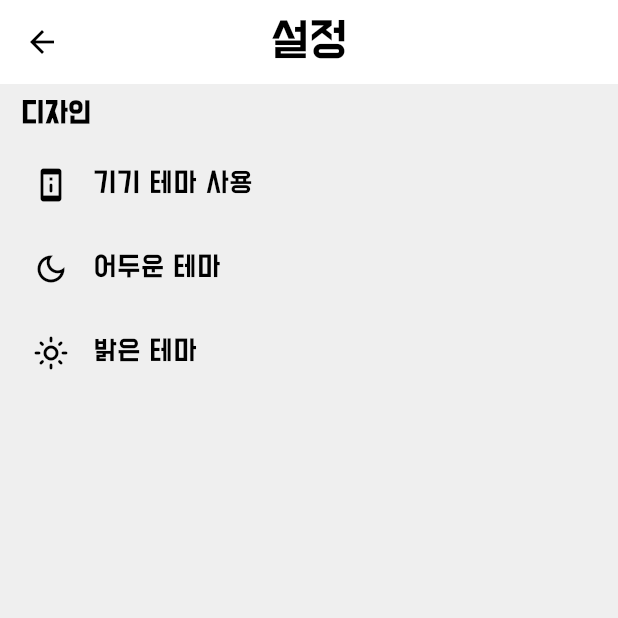
After one commit to kang-min-seok/Helmy, a Flutter app: the SettingPage screen opened directly, after a tap on "테마", on a phone screen of 412 x 824 dp, the top half of it. The commit adds this screen. Run offline on Flutter 3.47's test engine with Material 3 defaults, Android fonts, the light colour scheme and no system bars; our stand-ins replace flutter_local_notifications, hive, hive_flutter, introduction_screen, shared_preferences, table_calendar; missing offline and left inert: flutter_background_service; accounts and stored records are empty.

Commit message:
Feat: 다크 모드 기능 추가

```diff
--- /dev/null
+++ b/lib/pages/design_setting_page.dart
@@ -0,0 +1,125 @@
+import 'package:flutter/material.dart';
+import 'package:provider/provider.dart';
+
+import '../theme_provider.dart';
+
+class DesignSettingPage extends StatefulWidget {
+  const DesignSettingPage({Key? key}) : super(key: key);
+
+  @override
+  State<DesignSettingPage> createState() => _DesignSettingPageState();
+}
+
+class _DesignSettingPageState extends State<DesignSettingPage> {
+  @override
+  Widget build(BuildContext context) {
+    return Scaffold(
+      appBar: AppBar(
+        centerTitle: true,
+        backgroundColor: Theme.of(context).colorScheme.background,
+        title: Text("설정", style: Theme.of(context).textTheme.displayLarge),
+      ),
+      body: Center(
+        child: Container(
+          constraints: const BoxConstraints(maxWidth: 400),
+          child: ListView(
+            children: [
+              _SingleSection(
+                title: "디자인",
+                children: [
+                  _CustomListTile(
+                    title: "기기 테마 사용",
+                    icon: Icons.perm_device_info_rounded,
+                    onTap: () {
+                      final themeProvider =
+                          Provider.of<ThemeProvider>(context, listen: false);
+                      themeProvider.setThemeMode(ThemeMode.system);
+                      Navigator.pop(context);
+                    },
+                  ),
+                  _CustomListTile(
+                    title: "어두운 테마",
+                    icon: Icons.dark_mode_outlined,
+                    onTap: () {
+                      final themeProvider =
+                          Provider.of<ThemeProvider>(context, listen: false);
+                      themeProvider.setThemeMode(ThemeMode.dark);
+                      Navigator.pop(context);
+                    },
+                  ),
+                  _CustomListTile(
+                    title: "밝은 테마",
+                    icon: Icons.light_mode_outlined,
+                    onTap: () {
+                      final themeProvider =
+                          Provider.of<ThemeProvider>(context, listen: false);
+                      themeProvider.setThemeMode(ThemeMode.light);
+                      Navigator.pop(context);
+                    },
+                  ),
+                ],
+              ),
+            ],
+          ),
+        ),
+      ),
+    );
+  }
+}
+
+class _CustomListTile extends StatelessWidget {
+  final String title;
+  final IconData icon;
+  final Widget? trailing;
+  final VoidCallback? onTap;
+
+  const _CustomListTile({
+    Key? key,
+    required this.title,
+    required this.icon,
+    this.trailing,
+    this.onTap, // onTap 추가
+  }) : super(key: key);
+
+  @override
+  Widget build(BuildContext context) {
+    return ListTile(
+      title: Text(title),
+      leading: Icon(icon),
+      trailing: trailing,
+      onTap: onTap, // onTap 할당
+    );
+  }
+}
+
+class _SingleSection extends StatelessWidget {
+  final String? title;
+  final List<Widget> children;
+
+  const _SingleSection({
+    Key? key,
+    this.title,
+    required this.children,
+  }) : super(key: key);
+
+  @override
+  Widget build(BuildContext context) {
+    return Column(
+      mainAxisAlignment: MainAxisAlignment.start,
+      crossAxisAlignment: CrossAxisAlignment.start,
+      children: [
+        if (title != null)
+          Padding(
+            padding: const EdgeInsets.all(8.0),
+            child: Text(
+              title!,
+              style: const TextStyle(fontSize: 16, fontWeight: FontWeight.bold),
+            ),
+          ),
+        Column(
+          children: children,
+        ),
+      ],
+    );
+  }
+}
--- a/lib/pages/setting_page.dart
+++ b/lib/pages/setting_page.dart
@@ -1,5 +1,8 @@
 import 'package:flutter/material.dart';
+import 'package:shared_preferences/shared_preferences.dart';
 import 'on_boarding_page.dart';
+import 'design_setting_page.dart';
+
 class SettingPage extends StatefulWidget {
   const SettingPage({Key? key}) : super(key: key);
 
@@ -8,15 +11,37 @@ class SettingPage extends StatefulWidget {
 }
 
 class _SettingPageState extends State<SettingPage> {
-  bool _isDark = false;
   bool _isNotification = false;
+  static String themeText = "기기 테마";
 
   @override
   void initState() {
+    getThemeText();
     super.initState();
   }
 
+  void getThemeText() async {
+    final prefs = await SharedPreferences.getInstance();
+    final String? savedThemeMode = prefs.getString('themeMode');
 
+    if (savedThemeMode == null) {
+      setState(() {
+        themeText = "기기 테마";
+      });
+    } else if (savedThemeMode == "light") {
+      setState(() {
+        themeText = "밝은 테마";
+      });
+    } else if (savedThemeMode == "dark") {
+      setState(() {
+        themeText = "어두운 테마";
+      });
+    } else if (savedThemeMode == "system") {
+      setState(() {
+        themeText = "기기 테마";
+      });
+    }
+  }
   @override
   Widget build(BuildContext context) {
     return Scaffold(
@@ -34,15 +59,21 @@ class _SettingPageState extends State<SettingPage> {
                   title: "환경",
                   children: [
                     _CustomListTile(
-                        title: "다크모드",
-                        icon: Icons.dark_mode_outlined,
-                        trailing: Switch(
-                            value: _isDark,
-                            onChanged: (value) {
-                              setState(() {
-                                _isDark = value;
-                              });
-                            })),
+                        title: "테마",
+                        icon: Icons.format_paint_outlined,
+                        onTap: (){
+                          Navigator.push(
+                            context,
+                            MaterialPageRoute(builder: (context) => const DesignSettingPage()),
+                          ).then((_) {
+                            getThemeText();
+                          });
+                        },
+                      trailing: Text(
+                        themeText,
+                        style: const TextStyle(fontSize: 13, color: Colors.grey),
+                      ),
+                    ),
                     _CustomListTile(
                         title: "타이머 알림",
                         icon: Icons.notifications_none_rounded,
@@ -69,8 +100,6 @@ class _SettingPageState extends State<SettingPage> {
                           );
                         },
                     ),
-                    _CustomListTile(
-                        title: "About", icon: Icons.info_outline_rounded),
                   ],
                 ),
               ],
--- a/pubspec.yaml
+++ b/pubspec.yaml
@@ -19,6 +19,7 @@ dependencies:
   table_calendar: ^3.0.8
   introduction_screen: ^3.1.14
   flutter_background_service: ^5.0.5
+  provider: ^6.1.2
 
 dev_dependencies:
   flutter_test:
```
Also changed, not shown: lib/main.dart (+35 -9 lines), lib/pages/on_boarding_page.dart (+16 -1 lines), lib/theme_provider.dart (added, +21 -0 lines), pubspec.lock, 1 other file.
